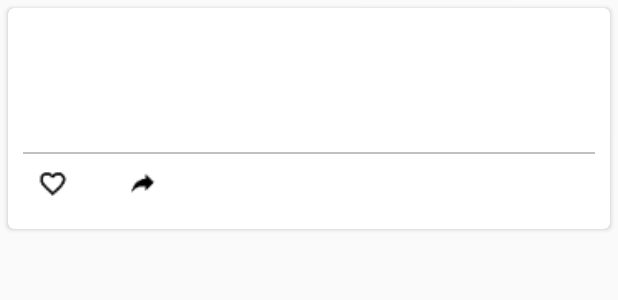
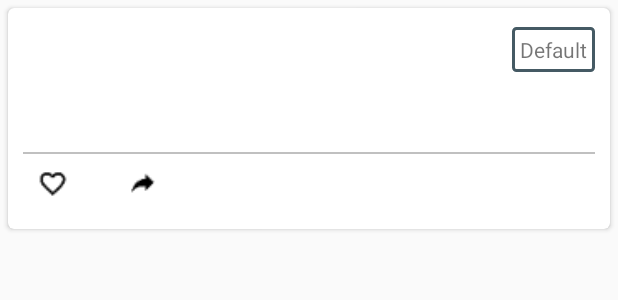
Before and after one commit to ukpa/9gag-Clone, an Android app: the layout post_layout.xml on its own in the app's theme, with its tools: preview values and no code run, on a phone screen of 412 x 824 dp. Shown: the top 300 px of the screen. Run offline under Robolectric (Android 15) with nearby library versions, the phone set to English and light mode, and no system bars; plain views replace SimpleDraweeView.

Commit message:
mainactivity UI fixes

```diff
--- a/app/src/main/java/com/angleapp/MainActivity.java
+++ b/app/src/main/java/com/angleapp/MainActivity.java
@@ -1,5 +1,6 @@
 package com.angleapp;
 
+import android.animation.LayoutTransition;
 import android.app.SearchManager;
 import android.content.Intent;
 import android.os.Bundle;
@@ -177,6 +178,7 @@ public class MainActivity extends AppCompatActivity
         SearchView searchView = (SearchView) MenuItemCompat.getActionView(menu.findItem(R.id.search));
         SearchManager searchManager = (SearchManager) getSystemService(SEARCH_SERVICE);
         searchView.setSearchableInfo(searchManager.getSearchableInfo(getComponentName()));
+        searchView.setLayoutTransition(new LayoutTransition());
 
         return true;
     }
--- /dev/null
+++ b/app/src/main/res/drawable/keyword_back.xml
@@ -0,0 +1,5 @@
+<shape xmlns:android="http://schemas.android.com/apk/res/android" android:shape="rectangle" >
+    <solid android:color="#ffffff" />
+    <stroke android:width="2dip" android:color="@color/colorPrimaryDark" />
+    <corners android:radius="2dp"/>
+</shape>
--- a/app/src/main/res/layout/post_layout.xml
+++ b/app/src/main/res/layout/post_layout.xml
@@ -17,7 +17,6 @@
             android:layout_width="match_parent"
             android:layout_height="match_parent"
             android:orientation="vertical"
-
             android:layout_margin="10dp">
             <LinearLayout
                 android:layout_width="match_parent"
@@ -37,6 +36,7 @@
                         android:layout_gravity="center"
                         android:gravity="center"
                         android:paddingLeft="10dp"
+                        android:layout_weight="1"
                         >
                         <TextView
                             android:layout_width="wrap_content"
@@ -50,10 +50,19 @@
                             android:layout_width="wrap_content"
                             android:layout_height="wrap_content"
                             android:id="@+id/cardPostCreationTime"
-                            android:layout_gravity="center"
+                            android:layout_gravity="left"
                             />
 
                     </LinearLayout>
+                <TextView
+                    android:layout_width="wrap_content"
+                    android:layout_height="wrap_content"
+                    android:padding="5dp"
+                    android:id="@+id/cardKeyword"
+                    android:background="@drawable/keyword_back"
+                    android:text="Default"
+                    android:gravity="right"
+                    android:layout_gravity="center_vertical"/>
 
 
 
--- a/app/src/main/res/values/styles.xml
+++ b/app/src/main/res/values/styles.xml
@@ -25,6 +25,15 @@
         <item name="android:background">@android:drawable/bottom_bar</item>
     </style>
 
+    <style name="Theme.Transparent" parent="Theme.AppCompat.Light.NoActionBar">
+        <item name="android:windowIsTranslucent">true</item>
+        <item name="android:windowBackground">@android:color/transparent</item>
+        <item name="android:windowContentOverlay">@null</item>
+        <item name="android:windowNoTitle">true</item>
+        <item name="android:windowIsFloating">false</item>
+        <item name="android:backgroundDimEnabled">true</item>
+    </style>
+
 
     <!-- Backward-compatible version of ?android:attr/buttonBarButtonStyle -->
     <style name="ButtonBarButton" />
```
Also changed, not shown: app/src/main/AndroidManifest.xml (+4 -3 lines), app/src/main/java/com/angleapp/PostAdapter.java (+7 -1 lines), app/src/main/java/com/angleapp/PostScanAdapter.java (+7 -0 lines).
